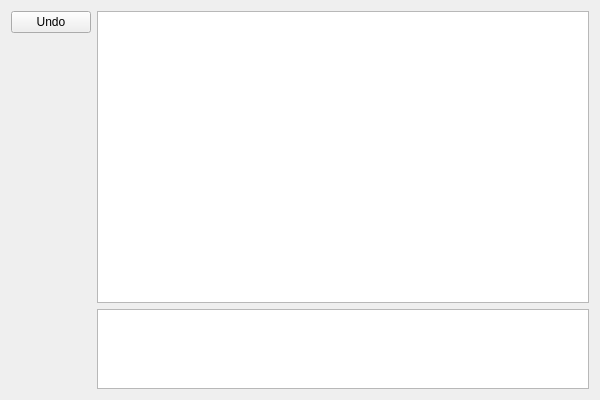
Above: tools/drawMapTest/mainwindow.ui from burp/hedgewars before the change. Below: the same form after it.
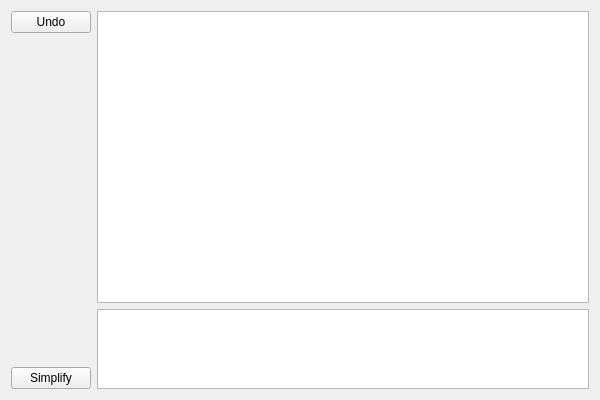
That is the form after the change.

Commit message: Simple simplify() function

Patch:
```diff
--- a/tools/drawMapTest/mainwindow.ui
+++ b/tools/drawMapTest/mainwindow.ui
@@ -50,6 +50,13 @@
         </property>
        </spacer>
       </item>
+      <item>
+       <widget class="QPushButton" name="pbSimplify">
+        <property name="text">
+         <string>Simplify</string>
+        </property>
+       </widget>
+      </item>
      </layout>
     </item>
    </layout>
```
The commit also changes 4 other files.
